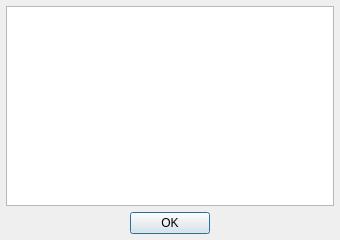
Qt form src/ui/dialogabout.ui (qtilities/voltrayke) before a commit.
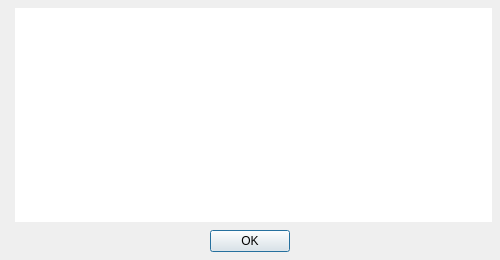
The same form after that commit. Icons and pictures are not drawn.

Commit message: About dialog stuff

```diff
--- a/src/ui/dialogabout.ui
+++ b/src/ui/dialogabout.ui
@@ -6,8 +6,8 @@
    <rect>
     <x>0</x>
     <y>0</y>
-    <width>340</width>
-    <height>240</height>
+    <width>500</width>
+    <height>260</height>
    </rect>
   </property>
   <property name="windowTitle">
@@ -18,22 +18,65 @@
   </property>
   <layout class="QVBoxLayout" name="layout">
    <property name="spacing">
-    <number>6</number>
+    <number>8</number>
    </property>
    <property name="leftMargin">
-    <number>6</number>
+    <number>8</number>
    </property>
    <property name="topMargin">
-    <number>6</number>
+    <number>8</number>
    </property>
    <property name="rightMargin">
-    <number>6</number>
+    <number>8</number>
    </property>
    <property name="bottomMargin">
-    <number>6</number>
+    <number>8</number>
    </property>
+   <item>
+    <widget class="QWidget" name="widget" native="true">
+     <layout class="QHBoxLayout" name="horizontalLayout">
+      <property name="spacing">
+       <number>0</number>
+      </property>
+      <property name="leftMargin">
+       <number>0</number>
+      </property>
+      <property name="topMargin">
+       <number>0</number>
+      </property>
+      <property name="rightMargin">
+       <number>0</number>
+      </property>
+      <property name="bottomMargin">
+       <number>0</number>
+      </property>
+      <item>
+       <widget class="QLabel" name="lblIcon">
+        <property name="alignment">
+         <set>Qt::AlignLeading|Qt::AlignLeft|Qt::AlignTop</set>
+        </property>
+       </widget>
+      </item>
    <item>
     <widget class="QTextBrowser" name="txtAbout">
+        <property name="frameShape">
+         <enum>QFrame::NoFrame</enum>
+        </property>
+        <property name="frameShadow">
+         <enum>QFrame::Plain</enum>
+        </property>
+        <property name="lineWidth">
+         <number>0</number>
+        </property>
+        <property name="verticalScrollBarPolicy">
+         <enum>Qt::ScrollBarAlwaysOff</enum>
+        </property>
+        <property name="horizontalScrollBarPolicy">
+         <enum>Qt::ScrollBarAlwaysOff</enum>
+        </property>
+        <property name="sizeAdjustPolicy">
+         <enum>QAbstractScrollArea::AdjustToContentsOnFirstShow</enum>
+        </property>
      <property name="documentTitle">
       <string notr="true"/>
      </property>
@@ -59,6 +102,9 @@
      <property name="openLinks">
       <bool>true</bool>
      </property>
+       </widget>
+      </item>
+     </layout>
     </widget>
    </item>
    <item>
```
Left out of the diff: 3 changed lines with no effect on the pictures. Lines whose indentation alone changed are shown as unchanged. The commit also changes 2 other files.
